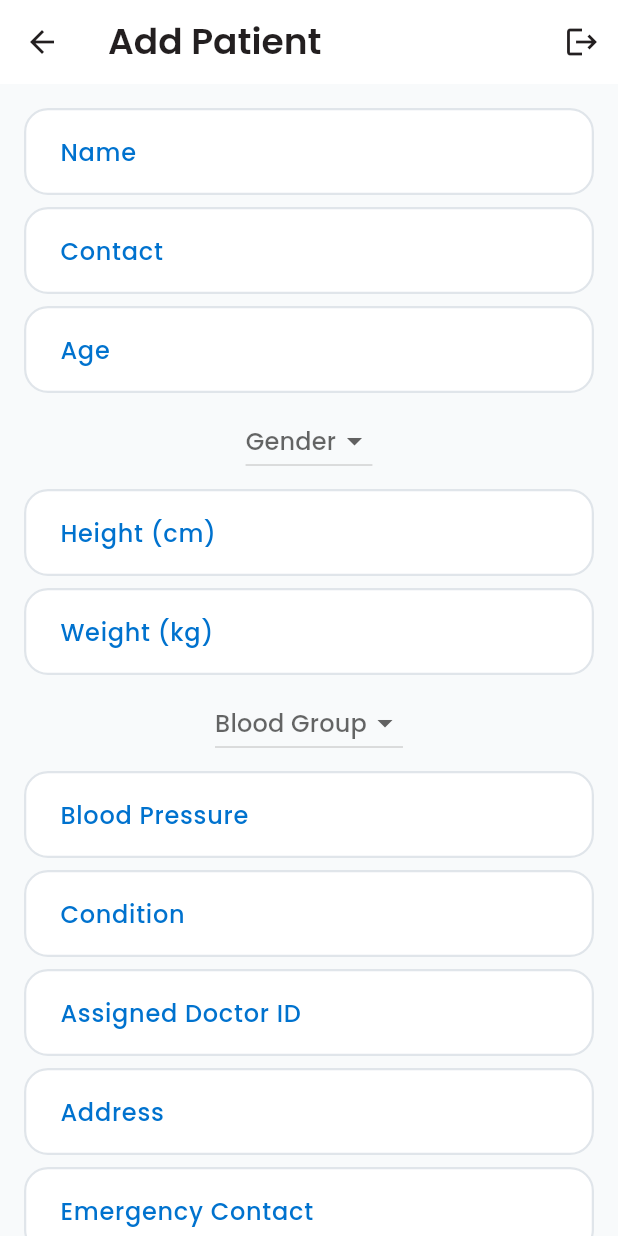
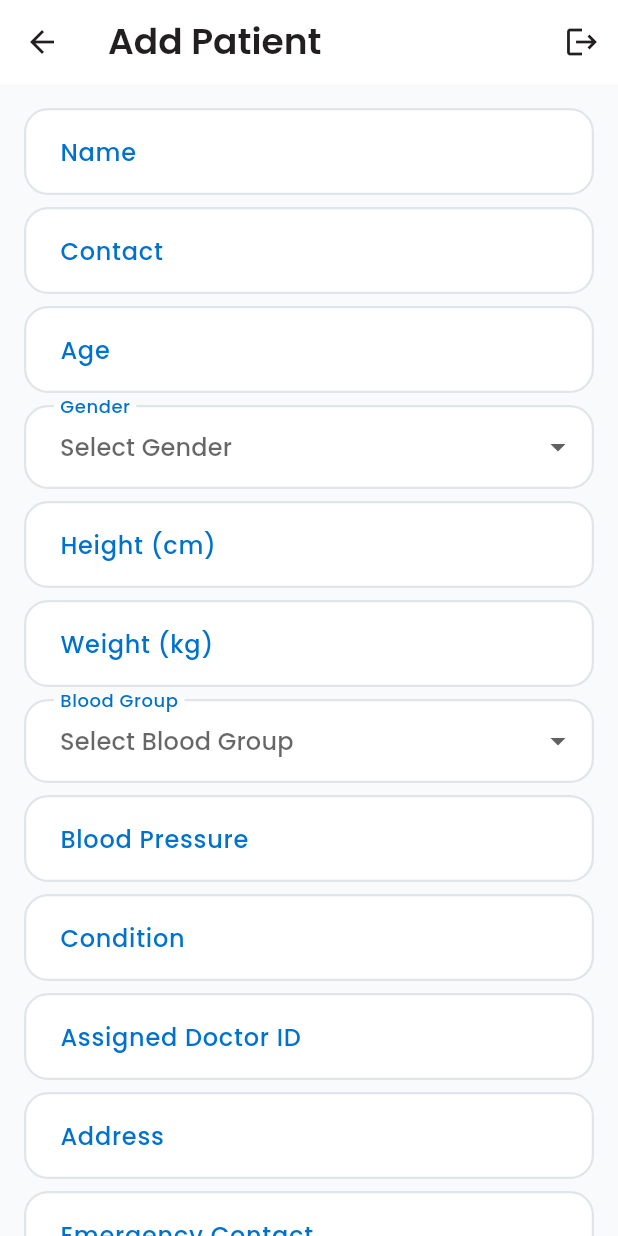
Before and after one commit to ahmxd97/patient_tracker, a Flutter app: the AddPatientScreen screen opened by its route, on a phone screen of 412 x 824 dp. Run offline on Flutter 3.47's test engine with Material 3 defaults, Android fonts, the light colour scheme and no system bars; our stand-ins replace go_router, google_fonts, pdf, printing, sqflite; accounts and stored records are empty.

Commit message:
Latest Commit 11:30

```diff
--- a/lib/screens/add_patient_screen.dart
+++ b/lib/screens/add_patient_screen.dart
@@ -75,14 +75,17 @@ class _AddPatientScreenState extends State<AddPatientScreen> {
                   validator: (value) =>
                       int.tryParse(value!) == null ? 'Invalid number' : null),
               SizedBox(height: 8),
-              DropdownButton<String>(
+              DropdownButtonFormField<String>(
                 value: _gender,
-                hint: const Text('Gender'),
+                decoration: const InputDecoration(labelText: 'Gender'),
+                hint: const Text('Select Gender'),
                 items: ['Male', 'Female', 'Others'].map((String value) {
                   return DropdownMenuItem<String>(
                       value: value, child: Text(value));
                 }).toList(),
                 onChanged: (newValue) => setState(() => _gender = newValue),
+                validator: (value) =>
+                    value == null ? 'Please select gender' : null,
               ),
               SizedBox(height: 8),
               TextFormField(
@@ -103,15 +106,18 @@ class _AddPatientScreenState extends State<AddPatientScreen> {
                       ? 'Invalid number'
                       : null),
               SizedBox(height: 8),
-              DropdownButton<String>(
+              DropdownButtonFormField<String>(
                 value: _bloodGroup,
-                hint: const Text('Blood Group'),
+                decoration: const InputDecoration(labelText: 'Blood Group'),
+                hint: const Text('Select Blood Group'),
                 items: ['A+', 'A-', 'B+', 'B-', 'AB+', 'AB-', 'O+', 'O-']
                     .map((String value) {
                   return DropdownMenuItem<String>(
                       value: value, child: Text(value));
                 }).toList(),
                 onChanged: (newValue) => setState(() => _bloodGroup = newValue),
+                validator: (value) =>
+                    value == null ? 'Please select blood group' : null,
               ),
               SizedBox(height: 8),
               TextFormField(
@@ -151,20 +157,24 @@ class _AddPatientScreenState extends State<AddPatientScreen> {
                       labelText: 'Insurance', hintText: 'e.g., ABC Insurance'),
                   validator: (value) => value!.isEmpty ? 'Required' : null),
               SizedBox(height: 8),
-              DropdownButton<String>(
+              DropdownButtonFormField<String>(
                 value: _department,
-                hint: const Text('Department'),
+                decoration: const InputDecoration(labelText: 'Department'),
+                hint: const Text('Select Department'),
                 items: ['Emergency', 'Elective Direct', 'Observation']
                     .map((String value) {
                   return DropdownMenuItem<String>(
                       value: value, child: Text(value));
                 }).toList(),
                 onChanged: (newValue) => setState(() => _department = newValue),
+                validator: (value) =>
+                    value == null ? 'Please select department' : null,
               ),
               SizedBox(height: 8),
-              DropdownButton<String>(
+              DropdownButtonFormField<String>(
                 value: _status,
-                hint: const Text('Status'),
+                decoration: const InputDecoration(labelText: 'Status'),
+                hint: const Text('Select Status'),
                 items: [
                   'Waiting',
                   'Appointment',
@@ -176,17 +186,15 @@ class _AddPatientScreenState extends State<AddPatientScreen> {
                       value: value, child: Text(value));
                 }).toList(),
                 onChanged: (newValue) => setState(() => _status = newValue),
+                validator: (value) =>
+                    value == null ? 'Please select status' : null,
               ),
               SizedBox(height: 16),
               ElevatedButton.icon(
                 icon: Icon(Icons.person_add),
                 label: const Text('Save'),
                 onPressed: () async {
-                  if (_formKey.currentState!.validate() &&
-                      _gender != null &&
-                      _bloodGroup != null &&
-                      _department != null &&
-                      _status != null) {
+                  if (_formKey.currentState!.validate()) {
                     final patient = Patient(
                       name: _name.text,
                       contact: _contact.text,
@@ -206,9 +214,14 @@ class _AddPatientScreenState extends State<AddPatientScreen> {
                     );
                     await DatabaseHelper().insertPatient(patient);
                     ScaffoldMessenger.of(context).showSnackBar(SnackBar(
-                        content: Text('Patient info saved',
+                        content: Text('Patient info saved successfully',
                             style: TextStyle(color: Colors.white))));
                     context.go('/admin');
+                  } else {
+                    ScaffoldMessenger.of(context).showSnackBar(SnackBar(
+                        content: Text('Please fill all required fields',
+                            style: TextStyle(color: Colors.white)),
+                        backgroundColor: Colors.red));
                   }
                 },
               ),
```
Also changed, not shown: lib/screens/admin_dashboard.dart (+20 -7 lines).
